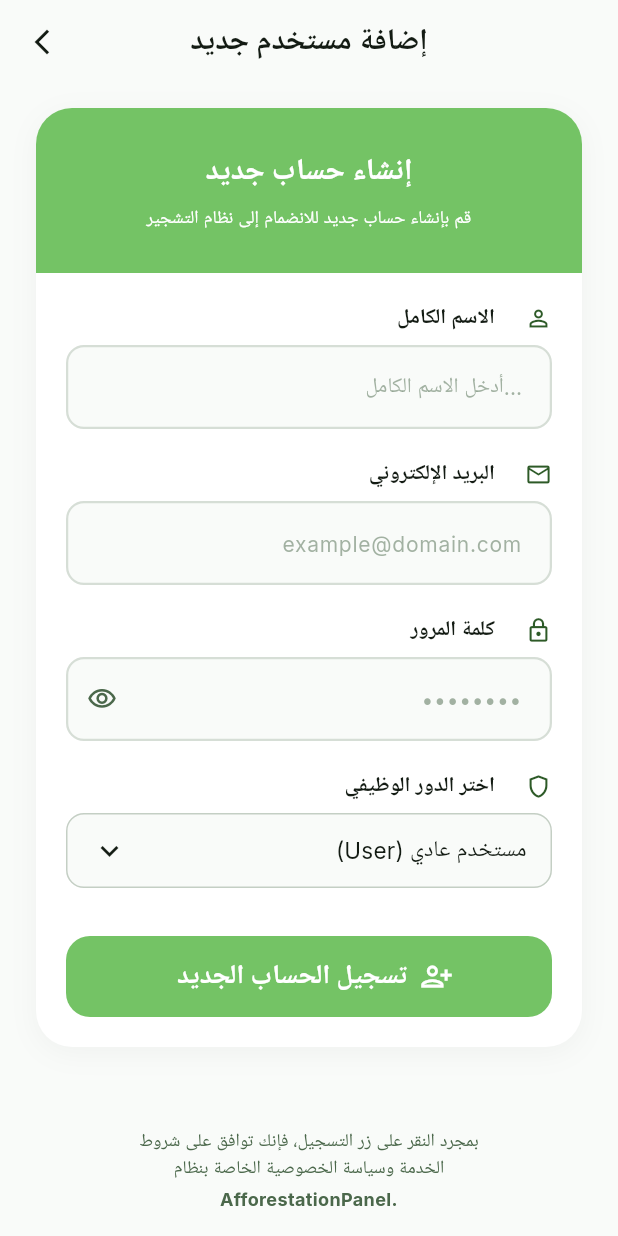
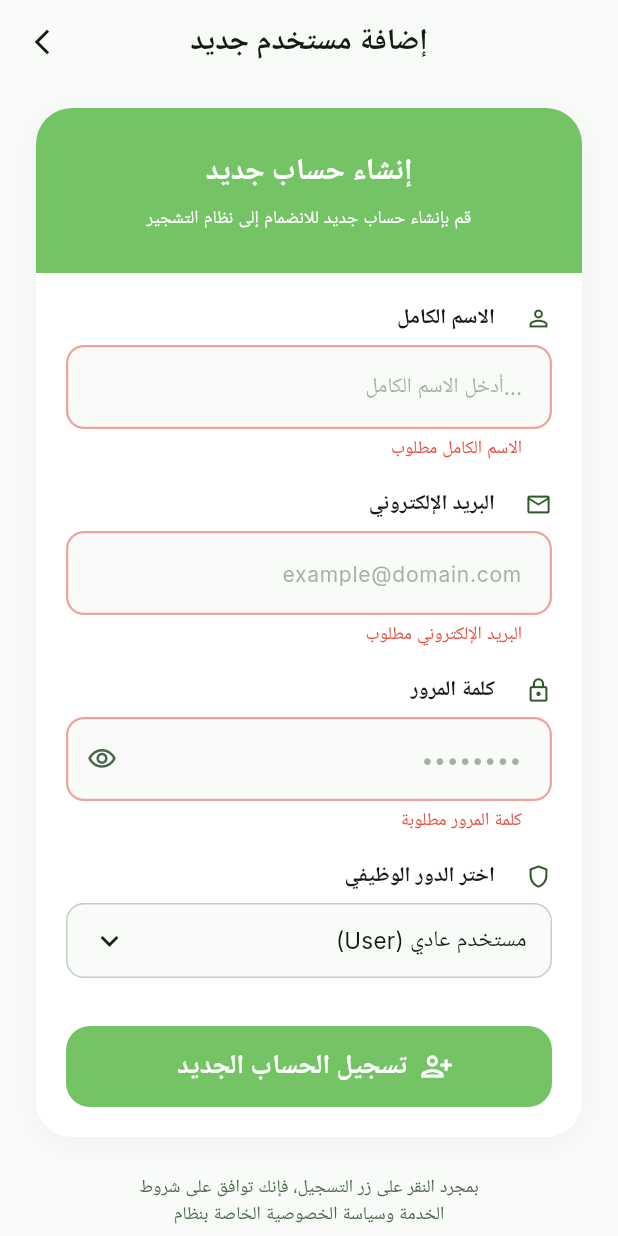
Before and after one commit to yahya-hesham/afforestation_app, a Flutter app: the AddUserScreen screen opened directly, after a tap on "تسجيل الحساب الجديد", on a phone screen of 412 x 824 dp. Run offline on Flutter 3.47's test engine with Material 3 defaults, Android fonts, the phone set to English and light mode, and no system bars; our stand-ins replace dio, easy_localization, flutter_bloc, flutter_svg, go_router, google_fonts and 1 more; accounts and stored records are empty.

Commit message:
finishid cubit for register screen

```diff
--- a/lib/core/widgets/build_field_label.dart
+++ b/lib/core/widgets/build_field_label.dart
@@ -5,7 +5,7 @@ import 'package:bookia/core/styles/text_styles.dart';
 import 'package:flutter/material.dart';
 
 class BuiledFieldLabel extends StatelessWidget {
-  const BuiledFieldLabel({
+  const BuiledFieldLabel.BuildFieldLabel({
     super.key,
     required this.labelText,
     required this.icon,
--- a/lib/feautures/auth/presentation/cubit/auth_cubit.dart
+++ b/lib/feautures/auth/presentation/cubit/auth_cubit.dart
@@ -4,7 +4,15 @@ import 'package:flutter_bloc/flutter_bloc.dart';
   class AuthCubit extends Cubit<AuthState> {
     AuthCubit() : super(AuthInitialState());
 
-    Future <void> register({
+    String currentRole = 'مستخدم عادي (User)';
+    List<String> roles = ['مستخدم عادي (User)', 'مستخدم مسؤول (Admin)'];
+
+    void changeRole(String newRole) {
+      currentRole = newRole;
+      emit(RoleChangedState());
+    }
+
+    Future<void> register({
       required String fullName,
       required String email,
       required String password,
--- a/lib/feautures/auth/presentation/cubit/auth_state.dart
+++ b/lib/feautures/auth/presentation/cubit/auth_state.dart
@@ -1,7 +1,6 @@
 class AuthState {}
 
 class AuthInitialState extends AuthState {}
-
 
 //login states
 class LoginLoading extends AuthState {}
@@ -10,12 +9,13 @@ class LoginError extends AuthState {}
 
 class LoginSuccess extends AuthState {}
 
-
 // register states
 class RegisterLoading extends AuthState {}
 
 class RegisterSuccess extends AuthState {}
 
+class RoleChangedState extends AuthState {}
+
 class RegisterFailure extends AuthState {
   final String errorMessage;
   RegisterFailure(this.errorMessage);
--- a/lib/feautures/auth/presentation/pages/register_screen.dart
+++ b/lib/feautures/auth/presentation/pages/register_screen.dart
@@ -1,13 +1,12 @@
 import 'package:bookia/core/styles/colors.dart';
-import 'package:bookia/core/styles/text_styles.dart';
-import 'package:bookia/core/widgets/build_field_label.dart'; // Ensure correct spelling in your actual project
+import 'package:bookia/core/widgets/build_field_label.dart';
 import 'package:bookia/core/widgets/custom_textForm_field.dart';
 import 'package:bookia/feautures/auth/presentation/cubit/auth_cubit.dart';
 import 'package:bookia/feautures/auth/presentation/cubit/auth_state.dart';
 import 'package:bookia/feautures/auth/presentation/pages/login.dart';
 import 'package:bookia/feautures/auth/presentation/widgets/app_bar.dart';
 import 'package:bookia/feautures/auth/presentation/widgets/drop_down.dart';
-import 'package:bookia/feautures/auth/presentation/widgets/form_footer.dart';
+import 'package:bookia/feautures/auth/presentation/widgets/form_footer.dart'; // Still imported to use inside the column
 import 'package:bookia/feautures/auth/presentation/widgets/form_header.dart';
 import 'package:bookia/feautures/auth/presentation/widgets/submit_button.dart';
 import 'package:dio/dio.dart';
@@ -18,6 +17,13 @@ class AddUserScreen extends StatelessWidget {
   final formKey = GlobalKey<FormState>();
 
   AddUserScreen({super.key});
+
+  // Controllers
+  final nameController = TextEditingController();
+  final emailController = TextEditingController();
+  final passwordController = TextEditingController();
+
+  // Dropdown Configuration
 
   @override
   Widget build(BuildContext context) {
@@ -33,7 +39,9 @@ class AddUserScreen extends StatelessWidget {
               horizontal: 24.0,
               vertical: 16.0,
             ),
-            child: Container(
+            child: Column(
+              children: [
+                Container(
                   decoration: BoxDecoration(
                     color: AppColors.surface,
                     borderRadius: BorderRadius.circular(24.0),
@@ -59,7 +67,7 @@ class AddUserScreen extends StatelessWidget {
                             crossAxisAlignment: CrossAxisAlignment.start,
                             children: [
                               // --- Name Field ---
-                          const BuiledFieldLabel(
+                              const BuiledFieldLabel.BuildFieldLabel(
                                 labelText: 'الاسم الكامل',
                                 icon: Icons.person_outline,
                               ),
@@ -67,11 +75,17 @@ class AddUserScreen extends StatelessWidget {
                               CustomTextFormField(
                                 controller: nameController,
                                 hintText: '...أدخل الاسم الكامل',
+                                validator: (value) {
+                                  if (value == null || value.trim().isEmpty) {
+                                    return 'الاسم الكامل مطلوب';
+                                  }
+                                  return null;
+                                },
                               ),
                               const SizedBox(height: 20),
 
                               // --- Email Field ---
-                          const BuiledFieldLabel(
+                              const BuiledFieldLabel.BuildFieldLabel(
                                 labelText: 'البريد الإلكتروني',
                                 icon: Icons.mail_outline,
                               ),
@@ -80,18 +94,19 @@ class AddUserScreen extends StatelessWidget {
                                 controller: emailController,
                                 hintText: 'example@domain.com',
                                 validator: (value) {
-                              if (value == null || value.trim().isEmpty) {
+                                  if (value == null ||
+                                      value.trim().isEmpty ||
+                                      !value.contains("@") ||
+                                      !value.endsWith(".com")) {
                                     return 'البريد الإلكتروني مطلوب';
                                   }
-                              return null; // Means no error
+                                  return null;
                                 },
                               ),
-                          const SizedBox(height: 4),
-
-                          const SizedBox(height: 16),
+                              const SizedBox(height: 20),
 
                               // --- Password Field ---
-                          const BuiledFieldLabel(
+                              const BuiledFieldLabel.BuildFieldLabel(
                                 labelText: 'كلمة المرور',
                                 icon: Icons.lock_outline,
                               ),
@@ -107,23 +122,33 @@ class AddUserScreen extends StatelessWidget {
                                   return null;
                                 },
                               ),
-                          const SizedBox(height: 4),
-
-                          const SizedBox(height: 16),
+                              const SizedBox(height: 20),
 
                               // --- Role Dropdown ---
-                          const BuiledFieldLabel(
+                              const BuiledFieldLabel.BuildFieldLabel(
                                 labelText: 'اختر الدور الوظيفي',
                                 icon: Icons.shield_outlined,
                               ),
                               const SizedBox(height: 8),
-                          RoleDropdownField(
-                            selectedRole: selectedRole,
-                            roles: roles,
+                              BlocBuilder<AuthCubit, AuthState>(
+                                buildWhen: (previous, current) =>
+                                    current is RoleChangedState,
+                                builder: (context, state) {
+                                  var cubit = context.read<AuthCubit>();
+                                  // if (state is RoleChangedState) {
+                                  //   selectedRole = state.selectedRole;
+                                  // }
+                                  return RoleDropdownField(
+                                    selectedRole: cubit.currentRole,
+                                    roles: cubit.roles,
                                     onChanged: (newValue) {
                                       if (newValue != null) {
-                                // setState(() => selectedRole = newValue);
+                                        cubit.changeRole(newValue);
+                                        //selectedRole = newValue;
+                                        //log(newValue);
                                       }
+                                    },
+                                  );
                                 },
                               ),
                               const SizedBox(height: 32),
@@ -131,7 +156,6 @@ class AddUserScreen extends StatelessWidget {
                               // --- Submit Button ---
                               BlocConsumer<AuthCubit, AuthState>(
                                 listener: (context, state) {
-                              // TODO: implement listener
                                   if (state is RegisterSuccess) {
                                     Navigator.pushReplacement(
                                       context,
@@ -142,21 +166,31 @@ class AddUserScreen extends StatelessWidget {
                                   }
                                   if (state is RegisterFailure) {
                                     ScaffoldMessenger.of(context).showSnackBar(
-                                  SnackBar(content: Text(state.errorMessage)),
+                                      SnackBar(
+                                        content: Text(state.errorMessage),
+                                      ),
                                     );
                                   }
                                 },
                                 builder: (context, state) {
                                   var cubit = context.read<AuthCubit>();
-                              return BuildSubmitButton(
+                                  return state is! RegisterLoading
+                                      ? BuildSubmitButton(
                                           onTap: () {
+                                            if (formKey.currentState!
+                                                .validate()) {
                                               cubit.register(
-                                    fullName: nameController.toString(),
-                                    email: emailController.toString(),
-                                    password: passwordController.toString(),
+                                                fullName: nameController.text,
+                                                email: emailController.text,
+                                                password:
+                                                    passwordController.text,
                                                 role: selectedRole,
                                               );
+                                            }
                                           },
+                                        )
+                                      : const Center(
+                                          child: CircularProgressIndicator(),
                                         );
                                 },
                               ),
@@ -167,31 +201,16 @@ class AddUserScreen extends StatelessWidget {
                     ),
                   ),
                 ),
+                // --- Moved Footer inside the scroll view here ---
+                const Padding(
+                  padding: EdgeInsets.symmetric(vertical: 24.0),
+                  child: FormFooter(),
+                ),
+              ],
             ),
           ),
-        bottomNavigationBar: const SafeArea(child: FormFooter()),
+        ),
       ),
     );
   }
-  ////////////////////////////////////////////
-  ///
-  ////////////////////////////////////////////////////////////////
-  /////////////////////////////////////////////////
-
-  // Controllers
-  final nameController = TextEditingController();
-  final emailController = TextEditingController();
-  final passwordController = TextEditingController();
-
-  // Dropdown Configuration
-  String selectedRole = 'مستخدم عادي (User)';
-  final List<String> roles = ['مستخدم عادي (User)', 'مستخدم مسؤول (Admin)'];
-
-  @override
-  void dispose() {
-    nameController.dispose();
-    emailController.dispose();
-    passwordController.dispose();
-    //super.dispose();
 }
-}
--- a/lib/main.dart
+++ b/lib/main.dart
@@ -1,4 +1,3 @@
-import 'package:bookia/core/services/apis/dio_provider.dart';
 import 'package:bookia/core/services/local/shared_pref.dart';
 import 'package:flutter/material.dart';
 import 'feautures/auth/presentation/pages/login.dart';
```
Lines whose indentation alone changed are shown as unchanged.
